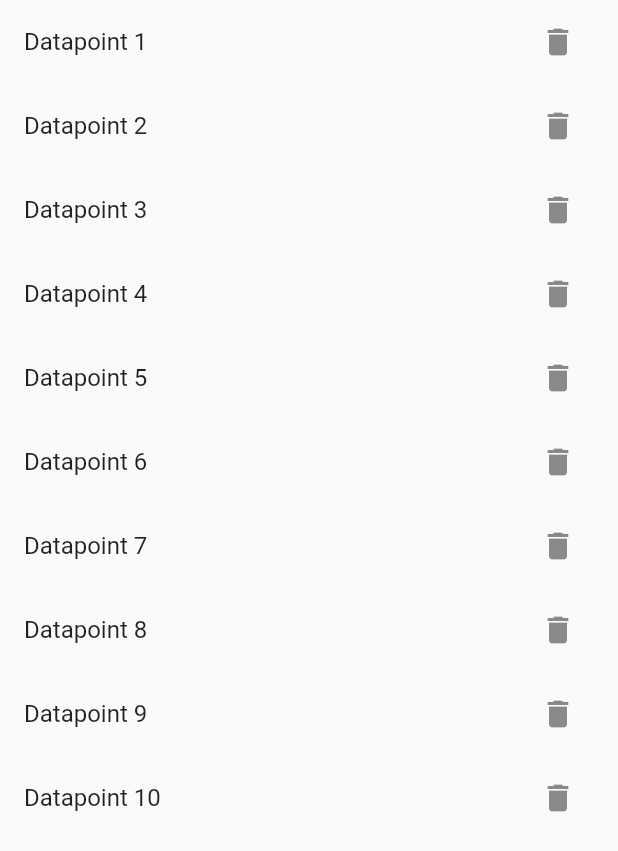
After one commit to synw/sqlcool, a Flutter app: the DbModelPage screen opened by its route, after a tap on the "delete" icon, on a phone screen of 412 x 824 dp. The commit adds this screen. Shown: the top 851 px of the screen. Run offline on Flutter 3.47's test engine with Material 2 defaults, Android fonts, the phone set to English and light mode, and no system bars; our stand-ins replace sqflite, synchronized; accounts and stored records are empty; statements that could not run were skipped; project files that could hold a hidden picture were left out.

Commit message:
Add an example for DbModel

```diff
--- a/example/lib/main.dart
+++ b/example/lib/main.dart
@@ -3,6 +3,7 @@ import 'pages/select_bloc.dart';
 import 'pages/index.dart';
 import 'pages/join_query.dart';
 import 'pages/upsert.dart';
+import 'pages/dbmodels/dbmodels.dart';
 import 'init_db.dart';
 import 'conf.dart';
 
@@ -18,6 +19,7 @@ final routes = {
   '/select_bloc': (BuildContext context) => PageSelectBloc(),
   '/join': (BuildContext context) => PageJoinQuery(),
   '/upsert': (BuildContext context) => UpsertPage(),
+  '/dbmodel': (BuildContext context) => DbModelPage(),
 };
 
 class MyApp extends StatelessWidget {
--- /dev/null
+++ b/example/lib/pages/dbmodels/conf.dart
@@ -0,0 +1,23 @@
+import 'dart:async';
+import 'package:example/pages/dbmodels/model.dart';
+import 'package:sqlcool/sqlcool.dart';
+import '../../conf.dart';
+
+DbModelTable dataModelTable;
+
+final _readyCompleter = Completer<Null>();
+
+Future get onDbModelConfReady => _readyCompleter.future;
+
+Future<void> initDbModelConf() async {
+  // if this conf function is called several times
+  if (_readyCompleter.isCompleted) {
+    return;
+  }
+  // set the model table schema. We use the main db
+  dataModelTable = DataModel.tableSchema(db: db);
+  // do not forget to initialize the schema
+  // this will add the table to the db if it does not exist
+  await dataModelTable.init(verbose: true);
+  _readyCompleter.complete();
+}
--- /dev/null
+++ b/example/lib/pages/dbmodels/dbmodels.dart
@@ -0,0 +1,76 @@
+import 'package:flutter/material.dart';
+import 'model.dart';
+import 'conf.dart';
+
+class _DbModelPageState extends State<DbModelPage> {
+  var data = <DataModel>[];
+
+  DataModel _dm;
+
+  Future<void> generateDataPoints() async {
+    var i = 1;
+    while (i < 11) {
+      final dataPoint = DataModel(
+          stringVal: "Datapoint $i",
+          intVal: i,
+          doubleVal: i.toDouble(),
+          boolVal: true);
+      await dataPoint.sqlInsert(verbose: true);
+      data.add(dataPoint);
+      ++i;
+    }
+    print("Inserted ${i - 1} datapoints");
+  }
+
+  Future<void> initModel() async {
+    // make sure the table is initialized
+    await initDbModelConf();
+    // create and save some data
+    await generateDataPoints();
+    // query the database for initial data
+    await selectData();
+  }
+
+  Future<void> selectData() async {
+    /// select all the [DataModel] rows in the database
+    data = List<DataModel>.from(await _dm.sqlSelect(verbose: true));
+    // or we use our custom method
+    // data = await _dm.selectAll();
+  }
+
+  @override
+  void initState() {
+    _dm = DataModel.empty();
+    initModel().then((_) => setState(() {}));
+    super.initState();
+  }
+
+  @override
+  Widget build(BuildContext context) {
+    return Scaffold(
+      body: ListView.builder(
+        itemCount: data.length,
+        itemBuilder: (BuildContext context, int i) {
+          final dataPoint = data[i];
+          return ListTile(
+            title: Text("${dataPoint.stringVal}"),
+            trailing: IconButton(
+              icon: Icon(Icons.delete),
+              onPressed: () async {
+                await dataPoint.sqlDelete();
+                // refresh
+                await selectData();
+                setState(() {});
+              },
+            ),
+          );
+        },
+      ),
+    );
+  }
+}
+
+class DbModelPage extends StatefulWidget {
+  @override
+  _DbModelPageState createState() => _DbModelPageState();
+}
--- /dev/null
+++ b/example/lib/pages/dbmodels/model.dart
@@ -0,0 +1,69 @@
+import 'package:flutter/foundation.dart';
+import 'package:sqlcool/sqlcool.dart';
+import 'conf.dart';
+
+class DataModel extends DbModel {
+  DataModel(
+      {this.id, this.stringVal, this.intVal, this.doubleVal, this.boolVal});
+
+  /// define my class properties
+
+  final String stringVal;
+  final int intVal;
+  final double doubleVal;
+  final bool boolVal;
+
+  /// we need and empty constructor
+  DataModel.empty()
+      : stringVal = null,
+        intVal = null,
+        doubleVal = null,
+        boolVal = null;
+
+  /// [DbModel] required overrides
+
+  @override
+  int id;
+
+  @override
+  DbModelTable get dbTable => dataModelTable;
+
+  @override
+  Map<String, dynamic> toDb() => <String, dynamic>{
+        "string_val": stringVal,
+        "int_val": intVal,
+        "double_val": doubleVal,
+        "bool_val": boolVal
+      };
+
+  @override
+  DataModel fromDb(Map<String, dynamic> map) {
+    return DataModel(
+        id: map["id"] as int,
+        stringVal: map["string_val"].toString(),
+        intVal: map["int_val"] as int,
+        doubleVal: map["double_val"] as double,
+        boolVal: (map["bool_val"].toString() == "true"));
+  }
+
+  /// The table schema generator, as a static method for convenience
+  /// This is used to configure the model table
+
+  static DbModelTable tableSchema({@required Db db}) {
+    return DbModelTable(
+        db: db,
+        table: DbTable("data_model")
+          ..varchar("string_val")
+          ..integer("int_val")
+          ..real("double_val")
+          ..boolean("bool_val", defaultValue: true));
+  }
+
+  /// A custom method that queries the database
+  Future<List<DataModel>> selectAll() async =>
+      List<DataModel>.from(await sqlSelect());
+
+  /// A custom method that queries the database
+  Future<List<DataModel>> selectWhere(String where) async =>
+      List<DataModel>.from(await sqlSelect(where: where));
+}
--- a/example/lib/pages/index.dart
+++ b/example/lib/pages/index.dart
@@ -40,6 +40,10 @@ class _PageIndexState extends State<PageIndex> {
                   child: const Text("Join query"),
                   onPressed: () => Navigator.of(context).pushNamed("/join"),
                 ),
+                RaisedButton(
+                  child: const Text("Db model"),
+                  onPressed: () => Navigator.of(context).pushNamed("/dbmodel"),
+                ),
               ],
             ));
   }
```
Also changed, not shown: example/lib/pages/dbmodels/fk_model.dart (added).
